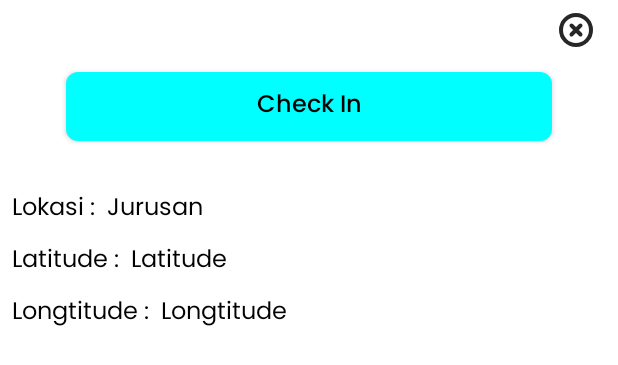
After one commit to zeinaranda/TB-Wireless, an Android app: the layout bottom_sheet.xml on its own in the app's theme, with its tools: preview values and no code run, on a phone screen of 412 x 824 dp. The commit adds this screen. Shown: the top 365 px of the screen. Run offline under Robolectric (Android 15) with nearby library versions, the phone set to English and light mode, and no system bars.

Commit message:
layout bottomsheet map

```diff
--- a/app/src/main/java/com/dicoding/picodiploma/testingwireless/GeofenceBroadcastReceiver.kt
+++ b/app/src/main/java/com/dicoding/picodiploma/testingwireless/GeofenceBroadcastReceiver.kt
@@ -1,5 +1,6 @@
 package com.dicoding.picodiploma.testingwireless
 
+import android.app.Activity
 import android.app.NotificationChannel
 import android.app.NotificationManager
 import android.content.BroadcastReceiver
@@ -7,15 +8,18 @@ import android.content.Context
 import android.content.Intent
 import android.os.Build
 import android.util.Log
+import android.view.LayoutInflater
 import androidx.core.app.NotificationCompat
+import com.dicoding.picodiploma.testingwireless.databinding.BottomSheetBinding
 import com.google.android.gms.location.Geofence
 import com.google.android.gms.location.GeofenceStatusCodes
 import com.google.android.gms.location.GeofencingEvent
+import com.google.android.material.bottomsheet.BottomSheetDialog
+
 
 class GeofenceBroadcastReceiver : BroadcastReceiver() {
 
     override fun onReceive(context: Context, intent: Intent) {
-
         if (intent.action == ACTION_GEOFENCE_EVENT) {
             val geofencingEvent = GeofencingEvent.fromIntent(intent)
 
@@ -29,6 +33,7 @@ class GeofenceBroadcastReceiver : BroadcastReceiver() {
             val geofenceTransition = geofencingEvent.geofenceTransition
 
             if (geofenceTransition == Geofence.GEOFENCE_TRANSITION_ENTER || geofenceTransition == Geofence.GEOFENCE_TRANSITION_DWELL) {
+
                 val geofenceTransitionString =
                     when (geofenceTransition) {
                         Geofence.GEOFENCE_TRANSITION_ENTER -> "Anda telah memasuki area"
@@ -41,8 +46,10 @@ class GeofenceBroadcastReceiver : BroadcastReceiver() {
 
                 val geofenceTransitionDetails = "$geofenceTransitionString $requestId"
                 Log.i(TAG, geofenceTransitionDetails)
+                sendNotification(context, geofenceTransitionDetails)
 
-                sendNotification(context, geofenceTransitionDetails)
+
+
             } else {
                 val errorMessage = "Invalid transition type : $geofenceTransition"
                 Log.e(TAG, errorMessage)
@@ -50,6 +57,7 @@ class GeofenceBroadcastReceiver : BroadcastReceiver() {
             }
         }
     }
+
 
     private fun sendNotification(context: Context, geofenceTransitionDetails: String) {
         val mNotificationManager =
--- a/app/src/main/java/com/dicoding/picodiploma/testingwireless/MapsActivity.kt
+++ b/app/src/main/java/com/dicoding/picodiploma/testingwireless/MapsActivity.kt
@@ -4,14 +4,18 @@ import android.Manifest
 import android.annotation.SuppressLint
 import android.annotation.TargetApi
 import android.app.PendingIntent
+import android.content.Context
 import android.content.Intent
 import android.content.pm.PackageManager
 import android.graphics.Color
+import android.location.Location
 import android.os.Build
 import androidx.appcompat.app.AppCompatActivity
 import android.os.Bundle
+import android.view.LayoutInflater
 import android.widget.Toast
 import androidx.activity.result.contract.ActivityResultContracts
+import androidx.core.content.ContentProviderCompat.requireContext
 import androidx.core.content.ContextCompat
 
 import com.google.android.gms.maps.CameraUpdateFactory
@@ -21,17 +25,22 @@ import com.google.android.gms.maps.SupportMapFragment
 import com.google.android.gms.maps.model.LatLng
 import com.google.android.gms.maps.model.MarkerOptions
 import com.dicoding.picodiploma.testingwireless.databinding.ActivityMapsBinding
+import com.dicoding.picodiploma.testingwireless.databinding.BottomSheetBinding
 import com.google.android.gms.location.Geofence
 import com.google.android.gms.location.GeofencingClient
 import com.google.android.gms.location.GeofencingRequest
 import com.google.android.gms.location.LocationServices
 import com.google.android.gms.maps.model.CircleOptions
+import com.google.android.material.bottomsheet.BottomSheetDialog
 
 class MapsActivity : AppCompatActivity(), OnMapReadyCallback {
 
     private lateinit var mMap: GoogleMap
     private lateinit var binding: ActivityMapsBinding
     private lateinit var geofencingClient: GeofencingClient
+    private lateinit var bottomSheetDialog: BottomSheetDialog
+    private var isInsideGeofence = false
+
 
     private val centerLat = -2.215963
     private val centerLng = 113.898537
@@ -59,6 +68,8 @@ class MapsActivity : AppCompatActivity(), OnMapReadyCallback {
     }
 
     override fun onMapReady(googleMap: GoogleMap) {
+
+
         mMap = googleMap
 
         mMap.uiSettings.isZoomControlsEnabled = true
@@ -78,6 +89,7 @@ class MapsActivity : AppCompatActivity(), OnMapReadyCallback {
 
         getMyLocation()
         addGeofence()
+
     }
 
     private val requestBackgroundLocationPermissionLauncher =
@@ -139,11 +151,7 @@ class MapsActivity : AppCompatActivity(), OnMapReadyCallback {
 
         val geofence = Geofence.Builder()
             .setRequestId("kampus")
-            .setCircularRegion(
-                centerLat,
-                centerLng,
-                geofenceRadius.toFloat()
-            )
+            .setCircularRegion(centerLat, centerLng, geofenceRadius.toFloat())
             .setExpirationDuration(Geofence.NEVER_EXPIRE)
             .setTransitionTypes(Geofence.GEOFENCE_TRANSITION_DWELL or Geofence.GEOFENCE_TRANSITION_ENTER)
             .setLoiteringDelay(5000)
@@ -159,16 +167,41 @@ class MapsActivity : AppCompatActivity(), OnMapReadyCallback {
                 geofencingClient.addGeofences(geofencingRequest, geofencePendingIntent).run {
                     addOnSuccessListener {
                         showToast("Geofencing added")
-                    }
-                    addOnFailureListener {
-                        showToast("Geofencing not added : ${it.message}")
+                        mMap.setOnMyLocationChangeListener { location ->
+                            val latLng = LatLng(location.latitude, location.longitude)
+                            val distance = FloatArray(1)
+                            Location.distanceBetween(
+                                centerLat,
+                                centerLng,
+                                location.latitude,
+                                location.longitude,
+                                distance
+                            )
+                            if (distance[0] <= geofenceRadius) {
+                                if (!isInsideGeofence) {
+                                    showBottomSheet()
+                                    isInsideGeofence = true
+                                }
+                            } else {
+                                isInsideGeofence = false
+                            }
+                        }
                     }
                 }
             }
         }
     }
 
+
     private fun showToast(text: String) {
         Toast.makeText(this@MapsActivity, text, Toast.LENGTH_SHORT).show()
     }
+        private fun showBottomSheet() {
+            val bottomSheetBinding = BottomSheetBinding.inflate(LayoutInflater.from(this))
+
+            bottomSheetDialog = BottomSheetDialog(this)
+            bottomSheetDialog.setContentView(bottomSheetBinding.root)
+            bottomSheetDialog.show()
+        }
+
 }
--- /dev/null
+++ b/app/src/main/res/drawable/bg_bottom_sheet_white.xml
@@ -0,0 +1,8 @@
+<?xml version="1.0" encoding="utf-8"?>
+<shape android:shape="rectangle" xmlns:android="http://schemas.android.com/apk/res/android">
+
+    <solid android:color="@color/white"/>
+    <corners
+        android:topLeftRadius="20dp"
+        android:topRightRadius="20dp"/>
+</shape>
--- /dev/null
+++ b/app/src/main/res/drawable/bg_button_check.xml
@@ -0,0 +1,6 @@
+<?xml version="1.0" encoding="utf-8"?>
+<shape android:shape="rectangle" xmlns:android="http://schemas.android.com/apk/res/android">
+
+    <solid android:color="@color/green"/>
+    <corners android:radius="8dp"/>
+</shape>
--- /dev/null
+++ b/app/src/main/res/drawable/ic_close.xml
@@ -0,0 +1,21 @@
+<vector xmlns:android="http://schemas.android.com/apk/res/android"
+    android:width="24dp"
+    android:height="24dp"
+    android:viewportWidth="18"
+    android:viewportHeight="18">
+  <group>
+    <clip-path
+        android:pathData="M0,0h18v18h-18z"/>
+    <path
+        android:pathData="M11.25,11.25L6.75,6.75M11.25,6.75L6.75,11.25"
+        android:strokeWidth="2"
+        android:fillColor="#00000000"
+        android:strokeColor="#EEEEEE"
+        android:strokeLineCap="round"/>
+    <path
+        android:pathData="M9,16.5C13.142,16.5 16.5,13.142 16.5,9C16.5,4.858 13.142,1.5 9,1.5C4.858,1.5 1.5,4.858 1.5,9C1.5,13.142 4.858,16.5 9,16.5Z"
+        android:strokeWidth="2"
+        android:fillColor="#00000000"
+        android:strokeColor="#EEEEEE"/>
+  </group>
+</vector>
--- /dev/null
+++ b/app/src/main/res/font/poppins_medium.xml
@@ -0,0 +1,7 @@
+<?xml version="1.0" encoding="utf-8"?>
+<font-family xmlns:app="http://schemas.android.com/apk/res-auto"
+    app:fontProviderAuthority="com.google.android.gms.fonts"
+    app:fontProviderPackage="com.google.android.gms"
+    app:fontProviderQuery="name=Poppins&amp;weight=500"
+    app:fontProviderCerts="@array/com_google_android_gms_fonts_certs">
+</font-family>
--- a/app/src/main/res/layout/activity_maps.xml
+++ b/app/src/main/res/layout/activity_maps.xml
@@ -1,9 +1,20 @@
 <?xml version="1.0" encoding="utf-8"?>
-<fragment xmlns:android="http://schemas.android.com/apk/res/android"
+<androidx.constraintlayout.widget.ConstraintLayout xmlns:android="http://schemas.android.com/apk/res/android"
     xmlns:map="http://schemas.android.com/apk/res-auto"
     xmlns:tools="http://schemas.android.com/tools"
-    android:id="@+id/map"
-    android:name="com.google.android.gms.maps.SupportMapFragment"
     android:layout_width="match_parent"
     android:layout_height="match_parent"
-    tools:context=".MapsActivity" />
+    tools:context=".MapsActivity">
+
+    <fragment
+        android:id="@+id/map"
+        android:name="com.google.android.gms.maps.SupportMapFragment"
+        android:layout_width="0dp"
+        android:layout_height="0dp"
+        map:layout_constraintBottom_toBottomOf="parent"
+        map:layout_constraintEnd_toEndOf="parent"
+        map:layout_constraintStart_toStartOf="parent"
+        map:layout_constraintTop_toTopOf="parent"
+        tools:context=".MapsActivity" />
+
+</androidx.constraintlayout.widget.ConstraintLayout>
--- /dev/null
+++ b/app/src/main/res/layout/bottom_sheet.xml
@@ -0,0 +1,119 @@
+<?xml version="1.0" encoding="utf-8"?>
+<androidx.constraintlayout.widget.ConstraintLayout
+    xmlns:android="http://schemas.android.com/apk/res/android"
+    xmlns:app="http://schemas.android.com/apk/res-auto"
+    xmlns:tools="http://schemas.android.com/tools"
+    android:layout_width="match_parent"
+    android:layout_height="match_parent"
+    android:paddingBottom="50dp"
+    android:background="@drawable/bg_bottom_sheet_white">
+
+
+    <TextView
+        android:id="@+id/jurusan"
+        android:layout_width="wrap_content"
+        android:layout_height="wrap_content"
+        android:layout_marginStart="8dp"
+        android:layout_marginTop="32dp"
+        android:fontFamily="@font/poppins"
+        tools:text="@string/jurusan"
+        android:textColor="@color/black"
+        android:textSize="16sp"
+        app:layout_constraintStart_toEndOf="@+id/textView2"
+        app:layout_constraintTop_toBottomOf="@+id/btn_check" />
+
+    <TextView
+        android:id="@+id/longtitude"
+        android:layout_width="wrap_content"
+        android:layout_height="wrap_content"
+        android:layout_marginStart="8dp"
+        android:layout_marginTop="8dp"
+        android:fontFamily="@font/poppins"
+        tools:text="@string/longtitude"
+        android:textColor="@color/black"
+        android:textSize="16sp"
+        app:layout_constraintStart_toEndOf="@+id/textView4"
+        app:layout_constraintTop_toBottomOf="@+id/latitude" />
+
+    <TextView
+        android:id="@+id/latitude"
+        android:layout_width="wrap_content"
+        android:layout_height="wrap_content"
+        android:layout_marginStart="8dp"
+        android:layout_marginTop="8dp"
+        android:fontFamily="@font/poppins"
+        android:textColor="@color/black"
+        android:textSize="16sp"
+        app:layout_constraintStart_toEndOf="@+id/textView3"
+        app:layout_constraintTop_toBottomOf="@+id/jurusan"
+        tools:text="@string/latitude" />
+
+    <TextView
+        android:id="@+id/textView2"
+        android:layout_width="wrap_content"
+        android:layout_height="wrap_content"
+        android:layout_marginStart="8dp"
+        android:layout_marginTop="32dp"
+        android:fontFamily="@font/poppins"
+        android:text="@string/lokasi"
+        android:textColor="@color/black"
+        android:textSize="16sp"
+        app:layout_constraintStart_toStartOf="parent"
+        app:layout_constraintTop_toBottomOf="@+id/btn_check" />
+
+    <TextView
+        android:id="@+id/textView3"
+        android:layout_width="wrap_content"
+        android:layout_height="wrap_content"
+        android:layout_marginStart="8dp"
+        android:layout_marginTop="8dp"
+        android:fontFamily="@font/poppins"
+        android:text="@string/latitude1"
+        android:textColor="@color/black"
+        android:textSize="16sp"
+        app:layout_constraintStart_toStartOf="parent"
+        app:layout_constraintTop_toBottomOf="@+id/textView2" />
+
+    <TextView
+        android:id="@+id/textView4"
+        android:layout_width="wrap_content"
+        android:layout_height="wrap_content"
+        android:layout_marginStart="8dp"
+        android:layout_marginTop="8dp"
+        android:fontFamily="@font/poppins"
+        android:text="@string/longtitude1"
+        android:textColor="@color/black"
+        android:textSize="16sp"
+        app:layout_constraintStart_toStartOf="parent"
+        app:layout_constraintTop_toBottomOf="@+id/textView3" />
+
+    <androidx.appcompat.widget.AppCompatButton
+        android:id="@+id/btn_check"
+        android:layout_width="0dp"
+        android:layout_height="46dp"
+        android:layout_marginStart="44dp"
+        android:layout_marginTop="16dp"
+        android:layout_marginEnd="44dp"
+        android:background="@drawable/bg_button_check"
+        android:fontFamily="@font/poppins_medium"
+        android:text="@string/check_in"
+        android:textAllCaps="false"
+        android:textColor="@color/black"
+        android:textSize="16sp"
+        app:layout_constraintEnd_toEndOf="parent"
+        app:layout_constraintStart_toStartOf="parent"
+        app:layout_constraintTop_toBottomOf="@+id/btn_close" />
+
+    <ImageView
+        android:id="@+id/btn_close"
+        android:layout_width="wrap_content"
+        android:layout_height="wrap_content"
+        android:layout_marginTop="8dp"
+        android:layout_marginEnd="16dp"
+        app:layout_constraintEnd_toEndOf="parent"
+        app:layout_constraintTop_toTopOf="parent"
+        app:srcCompat="@drawable/ic_close"
+        app:tint="@color/black_opacity" />
+
+
+</androidx.constraintlayout.widget.ConstraintLayout>
--- a/app/src/main/res/values-night/themes.xml
+++ b/app/src/main/res/values-night/themes.xml
@@ -13,4 +13,11 @@
         <item name="android:statusBarColor">?attr/colorPrimaryVariant</item>
         <!-- Customize your theme here. -->
     </style>
+    <!--    BottomSheet-->
+    <style name="BottomSheetDialogTheme" parent="Theme.Design.Light.BottomSheetDialog">
+        <item name="bottomSheetStyle">@style/BottomSheetStyle</item>
+    </style>
+    <style name="BottomSheetStyle" parent="Widget.Design.BottomSheet.Modal">
+        <item name="android:background">@android:color/transparent</item>
+    </style>
 </resources>
--- a/app/src/main/res/values/strings.xml
+++ b/app/src/main/res/values/strings.xml
@@ -8,4 +8,10 @@
     <string name="check_in">Check In</string>
     <string name="check_out">Check Out</string>
     <string name="copyright">"Copyright © 2023 Teknik Informatika  Universitas Palangka Raya "</string>
+    <string name="jurusan">Jurusan</string>
+    <string name="longtitude">Longtitude</string>
+    <string name="lokasi">Lokasi :</string>
+    <string name="longtitude1">Longtitude :</string>
+    <string name="latitude1">Latitude :</string>
+    <string name="latitude">Latitude</string>
 </resources>
--- a/app/src/main/res/values/themes.xml
+++ b/app/src/main/res/values/themes.xml
@@ -13,4 +13,11 @@
         <item name="android:statusBarColor">?attr/colorPrimaryVariant</item>
         <!-- Customize your theme here. -->
     </style>
+    <!--    BottomSheet-->
+    <style name="BottomSheetDialogTheme" parent="Theme.Design.Light.BottomSheetDialog">
+        <item name="bottomSheetStyle">@style/BottomSheetStyle</item>
+    </style>
+    <style name="BottomSheetStyle" parent="Widget.Design.BottomSheet.Modal">
+        <item name="android:background">@android:color/transparent</item>
+    </style>
 </resources>
```
